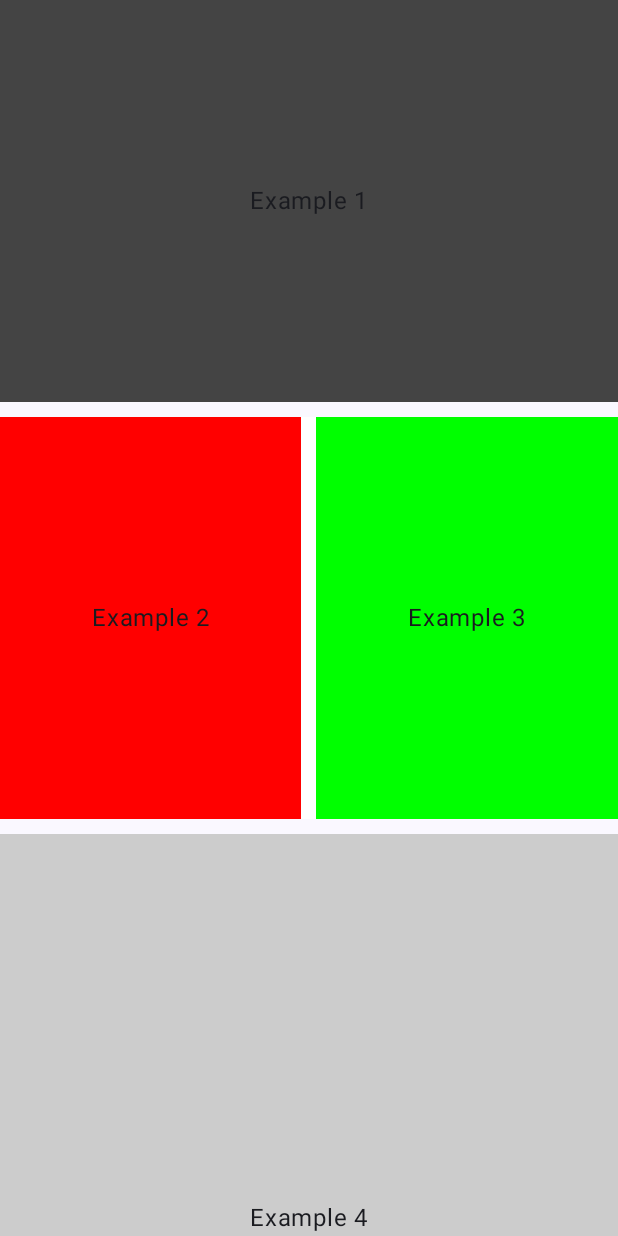
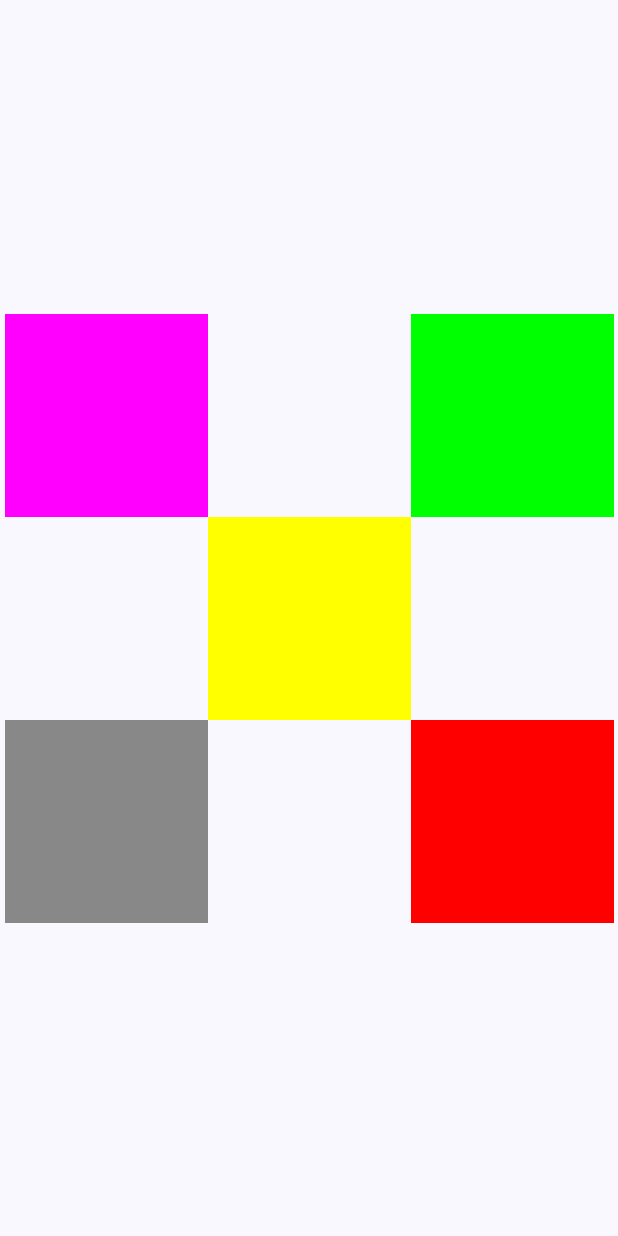
Before and after one commit to Miguel36/compose-app-course, an Android app built with Jetpack Compose: the screen it shows after launch (MainActivity), on a phone screen of 412 x 824 dp. Run offline under Robolectric (Android 15) with nearby library versions, the phone set to English and light mode, and no system bars; our stand-ins replace constraintlayout-compose.

Commit message:
Se añade librería constraintLayout y se crea vista básica con ConstraintLayout en Compose

```diff
--- a/app/build.gradle.kts
+++ b/app/build.gradle.kts
@@ -49,6 +49,7 @@ dependencies {
     implementation(libs.androidx.ui.graphics)
     implementation(libs.androidx.ui.tooling.preview)
     implementation(libs.androidx.material3)
+    implementation(libs.constraint.layout)
     testImplementation(libs.junit)
     androidTestImplementation(libs.androidx.junit)
     androidTestImplementation(libs.androidx.espresso.core)
--- a/app/src/main/java/com/skyfallen/myfirstcomposeapp/MainActivity.kt
+++ b/app/src/main/java/com/skyfallen/myfirstcomposeapp/MainActivity.kt
@@ -10,7 +10,7 @@ import androidx.compose.material3.Scaffold
 import androidx.compose.runtime.Composable
 import androidx.compose.ui.Modifier
 import androidx.compose.ui.tooling.preview.Preview
-import com.skyfallen.myfirstcomposeapp.components.exercises.RowsColumsAndBoxExercise
+import com.skyfallen.myfirstcomposeapp.components.layout.MyBasicConstraintLayout
 import com.skyfallen.myfirstcomposeapp.login.Greeting
 import com.skyfallen.myfirstcomposeapp.ui.theme.MyFirstComposeAppTheme
 
@@ -21,7 +21,7 @@ class MainActivity : ComponentActivity() {
         setContent {
             MyFirstComposeAppTheme {
                 Scaffold(modifier = Modifier.fillMaxSize()) { innerPadding ->
-                    RowsColumsAndBoxExercise(Modifier.padding(innerPadding))
+                    MyBasicConstraintLayout(Modifier.padding(innerPadding))
                 }
             }
         }
--- /dev/null
+++ b/app/src/main/java/com/skyfallen/myfirstcomposeapp/components/layout/MyConstraintLayout.kt
@@ -0,0 +1,42 @@
+package com.skyfallen.myfirstcomposeapp.components.layout
+
+import androidx.compose.foundation.background
+import androidx.compose.foundation.layout.Box
+import androidx.compose.foundation.layout.fillMaxSize
+import androidx.compose.foundation.layout.size
+import androidx.compose.runtime.Composable
+import androidx.compose.ui.Modifier
+import androidx.compose.ui.graphics.Color
+import androidx.compose.ui.unit.dp
+import androidx.constraintlayout.compose.ConstraintLayout
+
+@Composable
+fun MyBasicConstraintLayout(modifier: Modifier) {
+    ConstraintLayout(modifier = modifier.fillMaxSize()) {
+        val (boxRed, boxGray, boxGreen, boxMagenta, boxYellow) = createRefs()
+
+        Box(Modifier.size(135.dp).background(Color.Red).constrainAs(boxRed) {
+            top.linkTo(boxYellow.bottom)
+            start.linkTo(boxYellow.end)
+        })
+        Box(Modifier.size(135.dp).background(Color.Gray).constrainAs(boxGray) {
+            top.linkTo(boxYellow.bottom)
+            end.linkTo(boxYellow.start)
+        })
+        Box(Modifier.size(135.dp).background(Color.Green).constrainAs(boxGreen) {
+            bottom.linkTo(boxYellow.top)
+            start.linkTo(boxYellow.end)
+        })
+        Box(Modifier.size(135.dp).background(Color.Magenta).constrainAs(boxMagenta) {
+            bottom.linkTo(boxYellow.top)
+            end.linkTo(boxYellow.start)
+        })
+        Box(Modifier.size(135.dp).background(Color.Yellow).constrainAs(boxYellow) {
+            start.linkTo(parent.start)
+            end.linkTo(parent.end)
+            top.linkTo(parent.top)
+            bottom.linkTo(parent.bottom)
+        })
+
+    }
+}
--- a/gradle/libs.versions.toml
+++ b/gradle/libs.versions.toml
@@ -8,6 +8,7 @@ espressoCore = "3.5.1"
 lifecycleRuntimeKtx = "2.6.1"
 activityCompose = "1.8.0"
 composeBom = "2024.09.00"
+constraintVersion = "1.1.1"
 
 [libraries]
 androidx-core-ktx = { group = "androidx.core", name = "core-ktx", version.ref = "coreKtx" }
@@ -24,6 +25,7 @@ androidx-ui-tooling-preview = { group = "androidx.compose.ui", name = "ui-toolin
 androidx-ui-test-manifest = { group = "androidx.compose.ui", name = "ui-test-manifest" }
 androidx-ui-test-junit4 = { group = "androidx.compose.ui", name = "ui-test-junit4" }
 androidx-material3 = { group = "androidx.compose.material3", name = "material3" }
+constraint-layout = { module = "androidx.constraintlayout:constraintlayout-compose", version.ref = "constraintVersion"}
 
 [plugins]
 android-application = { id = "com.android.application", version.ref = "agp" }
```
